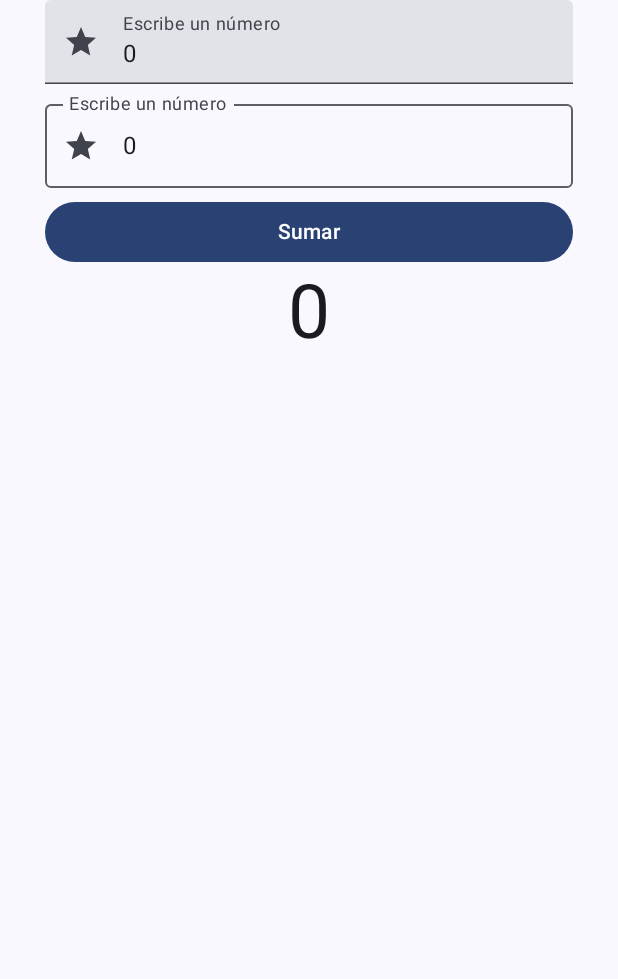
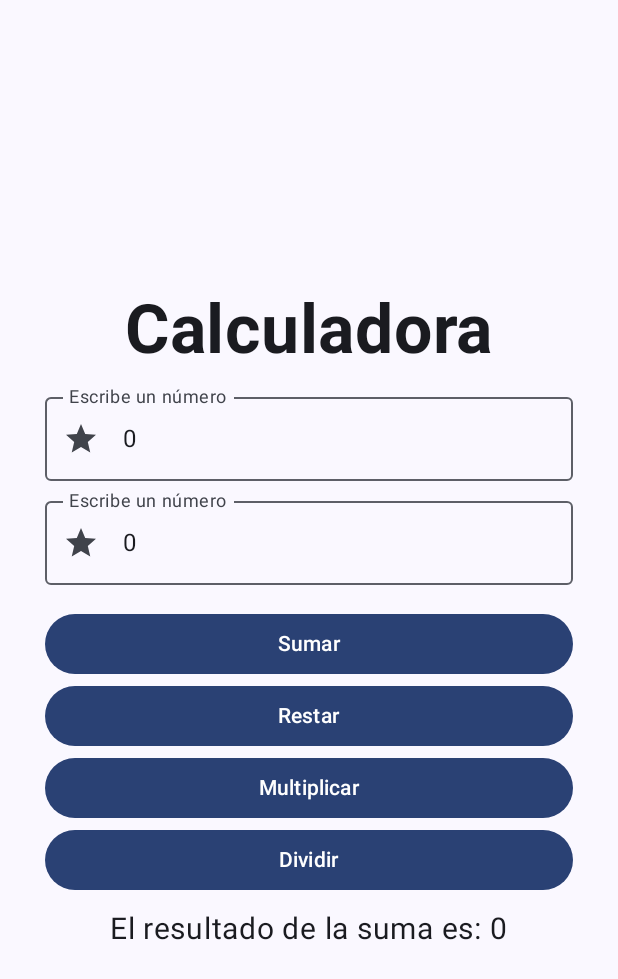
Before and after one commit to 4ubio/Aritmetica-Android, an Android app built with Jetpack Compose: the screen it shows after launch (MainActivity), after a tap on "Sumar", on a phone screen of 412 x 824 dp. Shown: the top 979 px of the screen. Run offline under Robolectric (Android 15) with nearby library versions, the phone set to English and light mode, and no system bars.

```diff
--- a/app/src/main/java/com/example/aritmetica/MainActivity.kt
+++ b/app/src/main/java/com/example/aritmetica/MainActivity.kt
@@ -4,6 +4,7 @@ import android.os.Bundle
 import android.text.TextUtils
 import androidx.activity.ComponentActivity
 import androidx.activity.compose.setContent
+import androidx.compose.foundation.layout.Arrangement
 import androidx.compose.foundation.layout.Column
 import androidx.compose.foundation.layout.Spacer
 import androidx.compose.foundation.layout.fillMaxSize
@@ -19,7 +20,6 @@ import androidx.compose.material3.MaterialTheme
 import androidx.compose.material3.OutlinedTextField
 import androidx.compose.material3.Surface
 import androidx.compose.material3.Text
-import androidx.compose.material3.TextField
 import androidx.compose.runtime.Composable
 import androidx.compose.runtime.mutableStateOf
 import androidx.compose.runtime.remember
@@ -30,6 +30,7 @@ import com.example.aritmetica.ui.theme.AritmeticaTheme
 import androidx.compose.runtime.getValue
 import androidx.compose.runtime.setValue
 import androidx.compose.ui.Alignment
+import androidx.compose.ui.text.font.FontWeight
 import androidx.compose.ui.text.input.KeyboardType
 import androidx.compose.ui.unit.dp
 import androidx.compose.ui.unit.sp
@@ -60,6 +61,24 @@ fun checkWroteNumber(text: String): Int {
     return 1
 }
 
+//Calc functions
+fun sum(numberOne: Int, numberTwo:Int): String {
+    return "El resultado de la suma es: " + (numberOne + numberTwo).toString()
+}
+
+fun minus(numberOne: Int, numberTwo:Int): String {
+    return "El resultado de la resta es: " + (numberOne - numberTwo).toString()
+}
+
+fun mul(numberOne: Int, numberTwo:Int): String {
+    return "El resultado de la multiplicación es: " + (numberOne * numberTwo).toString()
+}
+
+fun div(numberOne: Int, numberTwo:Int): String {
+    val result = numberOne.toDouble() / numberTwo.toDouble()
+    return "El resultado de la división es: " + String.format("%.2f", result)
+}
+
 @Composable
 fun ArtimeticScreen() {
     var numberOne: Int by remember { mutableStateOf(0) }
@@ -67,13 +86,22 @@ fun ArtimeticScreen() {
     var result: String by remember { mutableStateOf("") }
 
     Column (
-        modifier = Modifier.fillMaxSize()
+        modifier = Modifier.fillMaxSize(),
+        verticalArrangement = Arrangement.Center
     ) {
-        TextField(
+
+        Text(
+            text = "Calculadora",
+            fontSize = 45.sp,
+            fontWeight = FontWeight.Bold,
+            modifier = Modifier.align(Alignment.CenterHorizontally)
+        )
+
+        Spacer(modifier = Modifier.height(10.dp))
+
+        OutlinedTextField(
             value = numberOne.toString(),
-            onValueChange = {
-                numberOne = checkWroteNumber(it)
-            },
+            onValueChange = {numberOne = checkWroteNumber(it)},
             label = {
                 Text(text = "Escribe un número")
             },
@@ -93,9 +121,7 @@ fun ArtimeticScreen() {
 
         OutlinedTextField(
             value = numberTwo.toString(),
-            onValueChange = {
-                numberTwo = checkWroteNumber(it)
-            },
+            onValueChange = {numberTwo = checkWroteNumber(it)},
             label = {
                 Text(text = "Escribe un número")
             },
@@ -111,26 +137,57 @@ fun ArtimeticScreen() {
                 .padding(horizontal = 30.dp)
         )
 
-        Spacer(modifier = Modifier.height(5.dp))
+        Spacer(modifier = Modifier.height(15.dp))
 
+        //Suma
         Button(
-            onClick = {
-              result = (numberOne + numberTwo).toString()
-            },
-            modifier = Modifier.fillMaxWidth().padding(horizontal = 30.dp)
+            onClick = {result = sum(numberOne, numberTwo)},
+            modifier = Modifier
+                .fillMaxWidth()
+                .padding(horizontal = 30.dp)
         ) {
             Text(text = "Sumar")
         }
 
+        //Resta
+        Button(
+            onClick = {result = minus(numberOne, numberTwo)},
+            modifier = Modifier
+                .fillMaxWidth()
+                .padding(horizontal = 30.dp)
+        ) {
+            Text(text = "Restar")
+        }
+
+        //Multiplicación
+        Button(
+            onClick = {result = mul(numberOne, numberTwo)},
+            modifier = Modifier
+                .fillMaxWidth()
+                .padding(horizontal = 30.dp)
+        ) {
+            Text(text = "Multiplicar")
+        }
+
+        //División
+        Button(
+            onClick = {result = div(numberOne, numberTwo)},
+            modifier = Modifier
+                .fillMaxWidth()
+                .padding(horizontal = 30.dp)
+        ) {
+            Text(text = "Dividir")
+        }
+
+        Spacer(modifier = Modifier.height(10.dp))
+
         Text(
             text = result,
-            fontSize = 50.sp,
+            fontSize = 20.sp,
             modifier = Modifier.align(Alignment.CenterHorizontally)
         )
     }
 }
-
-
 
 @Preview(showBackground = true)
 @Composable
```
